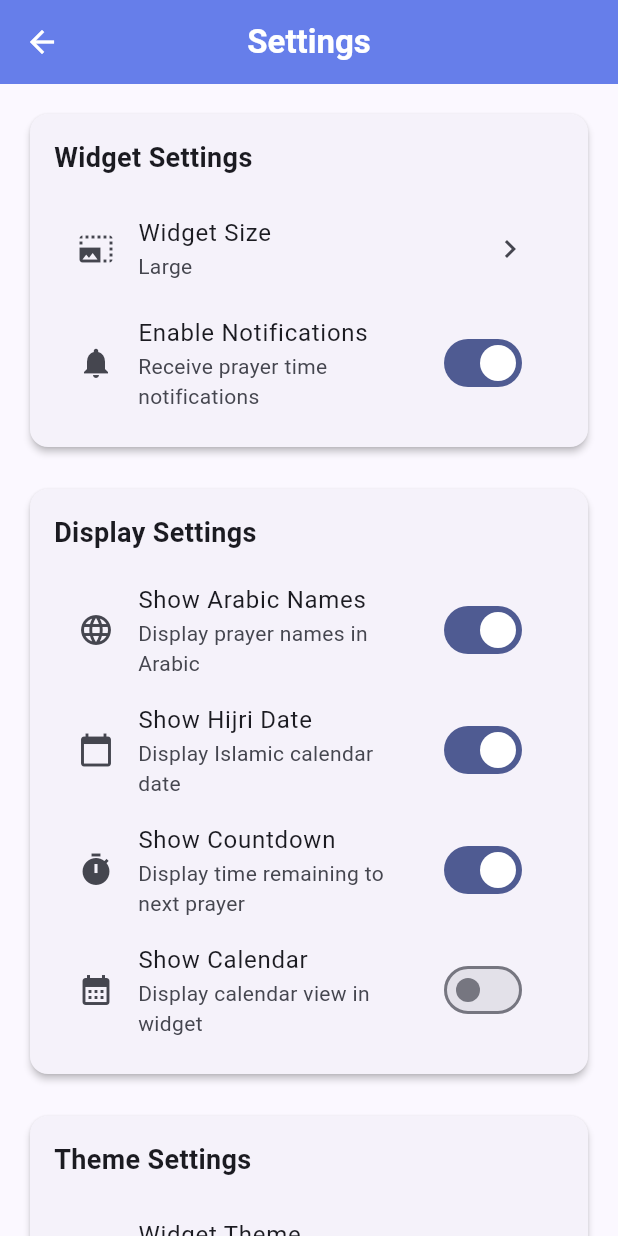
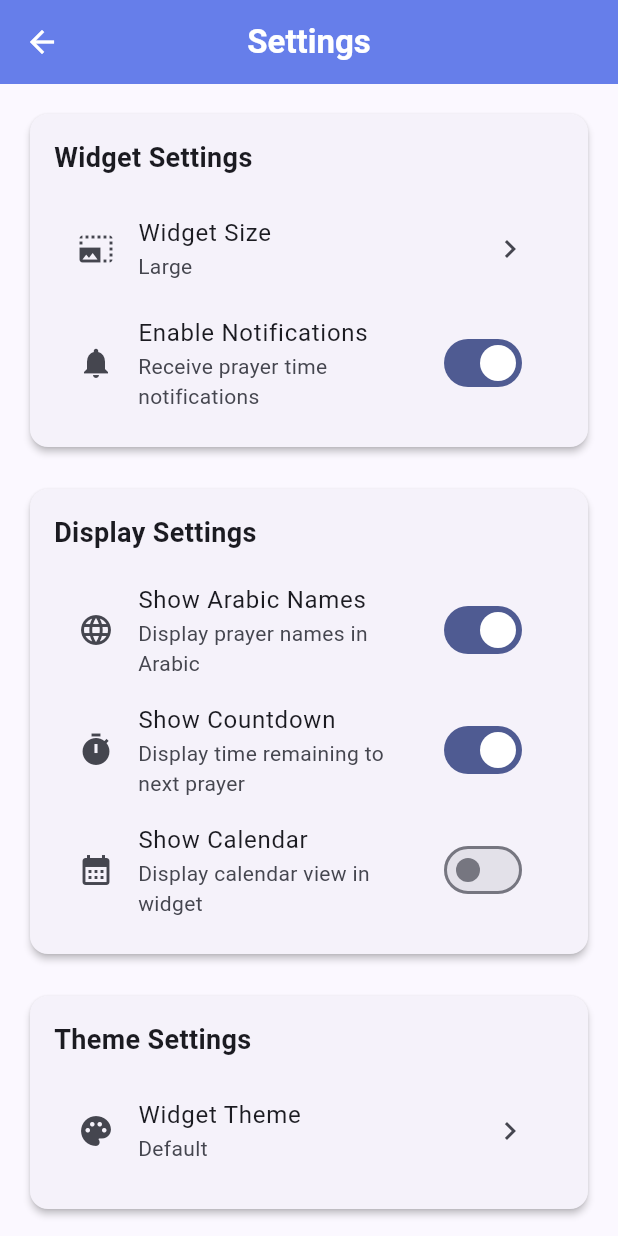
Before and after one commit to zohaibCrifly/prayer_calendar, a Flutter app: the SettingsScreen screen opened by its route, after a tap on "Widget Size", on a phone screen of 412 x 824 dp. Run offline on Flutter 3.47's test engine with Material 3 defaults, Android fonts, the phone set to English and light mode, and no system bars; our stand-ins replace geolocator, shared_preferences, table_calendar; missing offline and left inert: home_widget; accounts and stored records are empty.

Commit message:
latest completed code

```diff
--- a/lib/models/prayer_times.dart
+++ b/lib/models/prayer_times.dart
@@ -59,7 +59,8 @@ class PrayerTimes {
 
     for (final prayer in prayers) {
       final prayerDateTime = _parseTimeToDateTime(prayer.time);
-      if (prayerDateTime.isBefore(now) || prayerDateTime.isAtSameMomentAs(now)) {
+      if (prayerDateTime.isBefore(now) ||
+          prayerDateTime.isAtSameMomentAs(now)) {
         currentPrayer = prayer;
       } else {
         break;
@@ -120,14 +121,7 @@ class PrayerTime {
   }
 }
 
-enum PrayerType {
-  fajr,
-  sunrise,
-  dhuhr,
-  asr,
-  maghrib,
-  isha,
-}
+enum PrayerType { fajr, sunrise, dhuhr, asr, maghrib, isha }
 
 extension PrayerTypeExtension on PrayerType {
   String get displayName {
--- a/lib/models/widget_config.dart
+++ b/lib/models/widget_config.dart
@@ -54,7 +54,6 @@ extension WidgetSizeExtension on WidgetSize {
 class WidgetConfig {
   final WidgetSize size;
   final bool showArabicNames;
-  final bool showHijriDate;
   final bool showNextPrayerCountdown;
   final bool showCalendar;
   final String theme;
@@ -63,7 +62,6 @@ class WidgetConfig {
   const WidgetConfig({
     this.size = WidgetSize.medium,
     this.showArabicNames = true,
-    this.showHijriDate = true,
     this.showNextPrayerCountdown = true,
     this.showCalendar = false,
     this.theme = 'default',
@@ -78,7 +76,6 @@ class WidgetConfig {
   WidgetConfig copyWith({
     WidgetSize? size,
     bool? showArabicNames,
-    bool? showHijriDate,
     bool? showNextPrayerCountdown,
     bool? showCalendar,
     String? theme,
@@ -87,7 +84,6 @@ class WidgetConfig {
     return WidgetConfig(
       size: size ?? this.size,
       showArabicNames: showArabicNames ?? this.showArabicNames,
-      showHijriDate: showHijriDate ?? this.showHijriDate,
       showNextPrayerCountdown:
           showNextPrayerCountdown ?? this.showNextPrayerCountdown,
       showCalendar: showCalendar ?? this.showCalendar,
@@ -103,7 +99,6 @@ class WidgetConfig {
           runtimeType == other.runtimeType &&
           size == other.size &&
           showArabicNames == other.showArabicNames &&
-          showHijriDate == other.showHijriDate &&
           showNextPrayerCountdown == other.showNextPrayerCountdown &&
           showCalendar == other.showCalendar &&
           theme == other.theme &&
@@ -113,7 +108,6 @@ class WidgetConfig {
   int get hashCode =>
       size.hashCode ^
       showArabicNames.hashCode ^
-      showHijriDate.hashCode ^
       showNextPrayerCountdown.hashCode ^
       showCalendar.hashCode ^
       theme.hashCode ^
--- a/lib/providers/prayer_times_provider.dart
+++ b/lib/providers/prayer_times_provider.dart
@@ -186,7 +186,6 @@ class PrayerTimesProvider extends ChangeNotifier {
         theme: 'default',
         showNextPrayerCountdown: true,
         showArabicNames: false,
-        showHijriDate: false,
       );
 
       await HomeWidgetService.updateWidget(
--- a/lib/providers/widget_config_provider.dart
+++ b/lib/providers/widget_config_provider.dart
@@ -13,7 +13,7 @@ class WidgetConfigProvider extends ChangeNotifier {
 
   WidgetSize get currentSize => _config.size;
   bool get showArabicNames => _config.showArabicNames;
-  bool get showHijriDate => _config.showHijriDate;
+
   bool get showNextPrayerCountdown => _config.showNextPrayerCountdown;
   bool get showCalendar => _config.showCalendar;
   String get theme => _config.theme;
@@ -73,13 +73,6 @@ class WidgetConfigProvider extends ChangeNotifier {
     notifyListeners();
   }
 
-  /// Toggle Hijri date display
-  Future<void> toggleHijriDate() async {
-    _config = _config.copyWith(showHijriDate: !_config.showHijriDate);
-    await _saveConfig();
-    notifyListeners();
-  }
-
   /// Toggle next prayer countdown
   Future<void> toggleNextPrayerCountdown() async {
     _config = _config.copyWith(
@@ -107,7 +100,9 @@ class WidgetConfigProvider extends ChangeNotifier {
 
   /// Toggle notifications
   Future<void> toggleNotifications() async {
-    _config = _config.copyWith(enableNotifications: !_config.enableNotifications);
+    _config = _config.copyWith(
+      enableNotifications: !_config.enableNotifications,
+    );
     await _saveConfig();
     notifyListeners();
   }
@@ -175,7 +170,7 @@ class WidgetConfigProvider extends ChangeNotifier {
   Map<String, dynamic> get configSummary => {
     'size': _config.size.displayName,
     'showArabicNames': _config.showArabicNames,
-        'showHijriDate': _config.showHijriDate,
+
     'showNextPrayerCountdown': _config.showNextPrayerCountdown,
     'showCalendar': _config.showCalendar,
     'theme': _config.theme,
--- a/lib/screens/home_screen.dart
+++ b/lib/screens/home_screen.dart
@@ -240,12 +240,7 @@ class _HomeScreenState extends State<HomeScreen> {
               value: configProvider.showArabicNames,
               onChanged: (_) => configProvider.toggleArabicNames(),
             ),
-            SwitchListTile(
-              title: const Text('Show Hijri Date'),
-              subtitle: const Text('Display Islamic calendar date'),
-              value: configProvider.showHijriDate,
-              onChanged: (_) => configProvider.toggleHijriDate(),
-            ),
+
             SwitchListTile(
               title: const Text('Show Countdown'),
               subtitle: const Text('Display time remaining to next prayer'),
--- a/lib/screens/settings_screen.dart
+++ b/lib/screens/settings_screen.dart
@@ -107,13 +107,7 @@ class SettingsScreen extends StatelessWidget {
               value: configProvider.showArabicNames,
               onChanged: (_) => configProvider.toggleArabicNames(),
             ),
-            SwitchListTile(
-              secondary: const Icon(Icons.calendar_today),
-              title: const Text('Show Hijri Date'),
-              subtitle: const Text('Display Islamic calendar date'),
-              value: configProvider.showHijriDate,
-              onChanged: (_) => configProvider.toggleHijriDate(),
-            ),
+
             SwitchListTile(
               secondary: const Icon(Icons.timer),
               title: const Text('Show Countdown'),
--- a/lib/services/home_widget_service.dart
+++ b/lib/services/home_widget_service.dart
@@ -92,7 +92,6 @@ class HomeWidgetService {
 
       // Widget configuration
       'showArabicNames': config.showArabicNames.toString(),
-      'showHijriDate': config.showHijriDate.toString(),
       'showCountdown': config.showNextPrayerCountdown.toString(),
     };
   }
@@ -127,12 +126,6 @@ class HomeWidgetService {
     ];
 
     return '${date.day} ${months[date.month - 1]} ${date.year}';
-  }
-
-  /// Get Hijri date (placeholder)
-  static String _getHijriDate() {
-    // This is a placeholder. In a real app, you would calculate the Hijri date
-    return '12 Ramadan 1445';
   }
 
   /// Register widget update callback
@@ -215,7 +208,6 @@ class HomeWidgetService {
         'widget_size',
         'theme',
         'show_arabic_names',
-        'show_hijri_date',
         'show_countdown',
         'fajr_time',
         'sunrise_time',
@@ -237,7 +229,6 @@ class HomeWidgetService {
         'next_prayer_time',
         'time_to_next_prayer',
         'current_date',
-        'hijri_date',
         'max_prayers_to_show',
         'widget_width',
         'widget_height',
--- a/lib/services/responsive_widget_service.dart
+++ b/lib/services/responsive_widget_service.dart
@@ -57,7 +57,7 @@ class ResponsiveWidgetService {
 
         // Configuration
         'showArabicNames': configProvider.showArabicNames,
-        'showHijriDate': configProvider.showHijriDate,
+
         'showCountdown': configProvider.showNextPrayerCountdown,
 
         // Arabic names
```
Also changed, not shown: lib/widgets/prayer_widget_large.dart (+0 -16 lines), lib/widgets/prayer_widget_medium.dart (+0 -16 lines), lib/models/widget_config.g.dart, 1 other file. Lines whose indentation alone changed are shown as unchanged.
